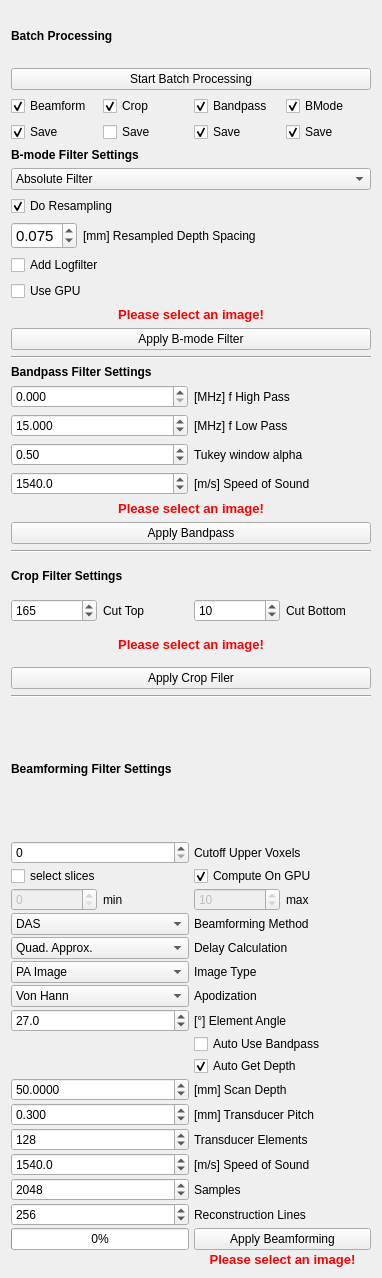
MITK/MITK, file Plugins/org.mitk.gui.qt.photoacoustics.imageprocessing/src/internal/PAImageProcessingControls.ui: the form before one commit.
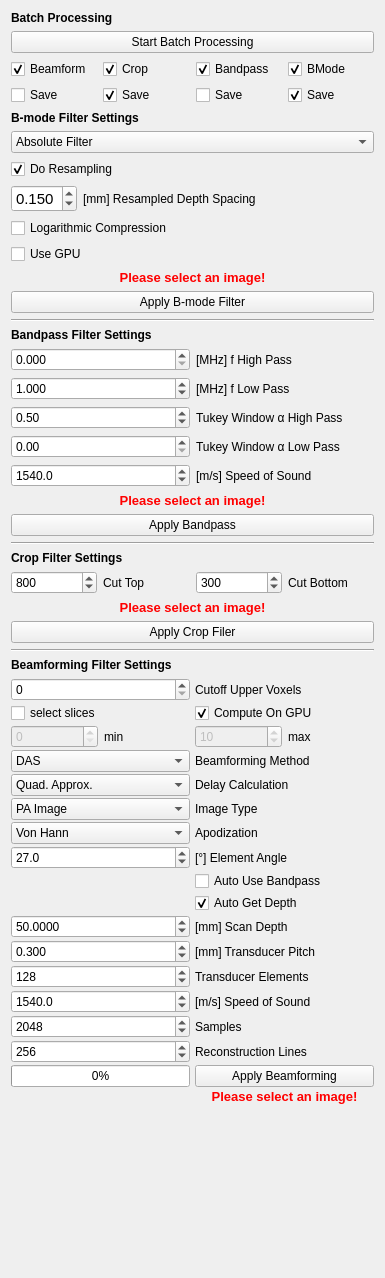
The form after the commit.

Commit message: fixes T24682 and adds separate low and high pass tukey alphas

Patch:
```diff
--- a/Plugins/org.mitk.gui.qt.photoacoustics.imageprocessing/src/internal/PAImageProcessingControls.ui
+++ b/Plugins/org.mitk.gui.qt.photoacoustics.imageprocessing/src/internal/PAImageProcessingControls.ui
@@ -6,7 +6,7 @@
    <rect>
     <x>0</x>
     <y>0</y>
-    <width>382</width>
+    <width>385</width>
     <height>1278</height>
    </rect>
   </property>
@@ -66,7 +66,7 @@
             <string>Save</string>
            </property>
            <property name="checked">
-            <bool>true</bool>
+            <bool>false</bool>
            </property>
           </widget>
          </item>
@@ -76,7 +76,7 @@
             <string>Save</string>
            </property>
            <property name="checked">
-            <bool>true</bool>
+            <bool>false</bool>
            </property>
           </widget>
          </item>
@@ -85,6 +85,9 @@
            <property name="text">
             <string>Save</string>
            </property>
+           <property name="checked">
+            <bool>true</bool>
+           </property>
           </widget>
          </item>
          <item row="0" column="0">
@@ -133,7 +136,7 @@
        <item>
         <widget class="QComboBox" name="BModeMethod">
          <property name="currentText">
-          <string>Absolute Filter</string>
+          <string>Envelope Detection</string>
          </property>
          <item>
           <property name="text">
@@ -193,7 +196,7 @@
               <double>0.010000000000000</double>
              </property>
              <property name="value">
-              <double>0.075000000000000</double>
+              <double>0.150000000000000</double>
              </property>
             </widget>
            </item>
@@ -211,7 +214,7 @@
        <item>
         <widget class="QCheckBox" name="Logfilter">
          <property name="text">
-          <string>Add Logfilter</string>
+          <string>Logarithmic Compression</string>
          </property>
         </widget>
        </item>
@@ -292,7 +295,7 @@
             <double>200.000000000000000</double>
            </property>
            <property name="value">
-            <double>15.000000000000000</double>
+            <double>1.000000000000000</double>
            </property>
           </widget>
          </item>
@@ -326,14 +329,7 @@
            </property>
           </widget>
          </item>
-         <item row="2" column="1">
-          <widget class="QLabel" name="label_13">
-           <property name="text">
-            <string>Tukey window alpha</string>
-           </property>
-          </widget>
-         </item>
-         <item row="3" column="0">
+         <item row="5" column="0">
           <widget class="QDoubleSpinBox" name="BPSpeedOfSound">
            <property name="decimals">
             <number>1</number>
@@ -352,18 +348,15 @@
            </property>
           </widget>
          </item>
-         <item row="3" column="1">
+         <item row="5" column="1">
           <widget class="QLabel" name="label_11">
            <property name="text">
             <string>[m/s] Speed of Sound</string>
            </property>
           </widget>
          </item>
-         <item row="2" column="0">
-          <widget class="QDoubleSpinBox" name="BPFalloff">
-           <property name="decimals">
-            <number>2</number>
-           </property>
+         <item row="3" column="0">
+          <widget class="QDoubleSpinBox" name="BPFalloffHigh">
            <property name="maximum">
             <double>1.000000000000000</double>
            </property>
@@ -375,6 +368,36 @@
            </property>
           </widget>
          </item>
+         <item row="3" column="1">
+          <widget class="QLabel" name="label_19">
+           <property name="text">
+            <string>Tukey Window α High Pass</string>
+           </property>
+          </widget>
+         </item>
+         <item row="4" column="0">
+          <widget class="QDoubleSpinBox" name="BPFalloffLow">
+           <property name="decimals">
+            <number>2</number>
+           </property>
+           <property name="maximum">
+            <double>1.000000000000000</double>
+           </property>
+           <property name="singleStep">
+            <double>0.100000000000000</double>
+           </property>
+           <property name="value">
+            <double>0.000000000000000</double>
+           </property>
+          </widget>
+         </item>
+         <item row="4" column="1">
+          <widget class="QLabel" name="label_13">
+           <property name="text">
+            <string>Tukey Window α Low Pass</string>
+           </property>
+          </widget>
+         </item>
         </layout>
        </item>
        <item>
@@ -417,7 +440,7 @@
             <number>99999</number>
            </property>
            <property name="value">
-            <number>10</number>
+            <number>300</number>
            </property>
           </widget>
          </item>
@@ -444,7 +467,7 @@
             <number>5</number>
            </property>
            <property name="value">
-            <number>165</number>
+            <number>800</number>
            </property>
           </widget>
          </item>
@@ -746,7 +769,7 @@
           </sizepolicy>
          </property>
          <property name="currentText">
-          <string>Quad. Approx.</string>
+          <string>Spherical Wave</string>
          </property>
          <item>
           <property name="text">
@@ -981,6 +1004,19 @@
        </item>
       </layout>
      </item>
+     <item>
+      <spacer name="verticalSpacer">
+       <property name="orientation">
+        <enum>Qt::Vertical</enum>
+       </property>
+       <property name="sizeHint" stdset="0">
+        <size>
+         <width>20</width>
+         <height>40</height>
+        </size>
+       </property>
+      </spacer>
+     </item>
     </layout>
    </item>
   </layout>
```
The commit also changes 4 other files.
